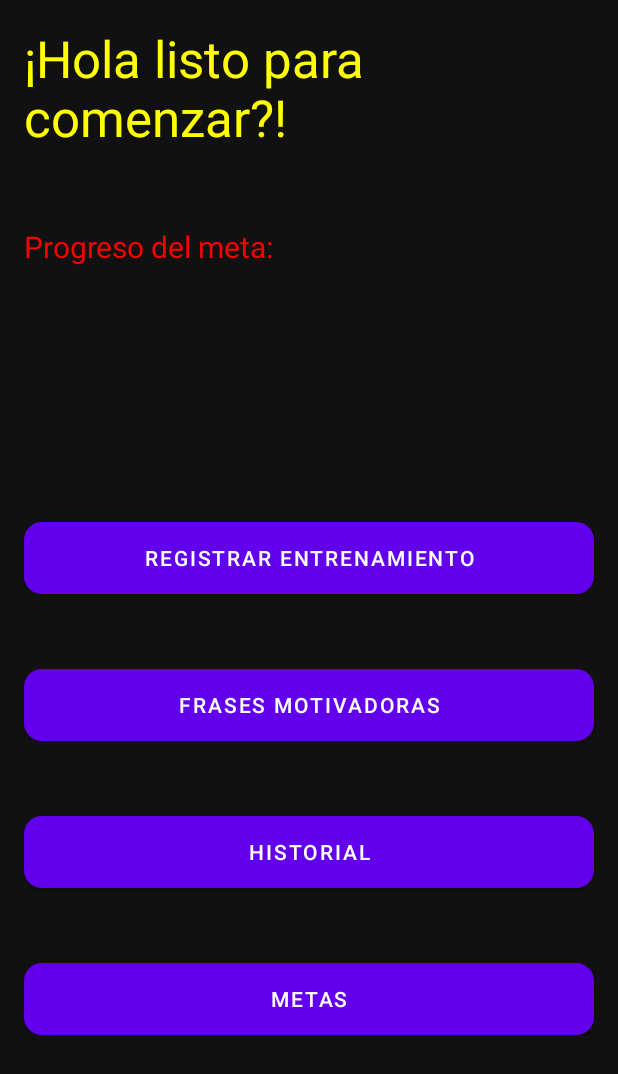
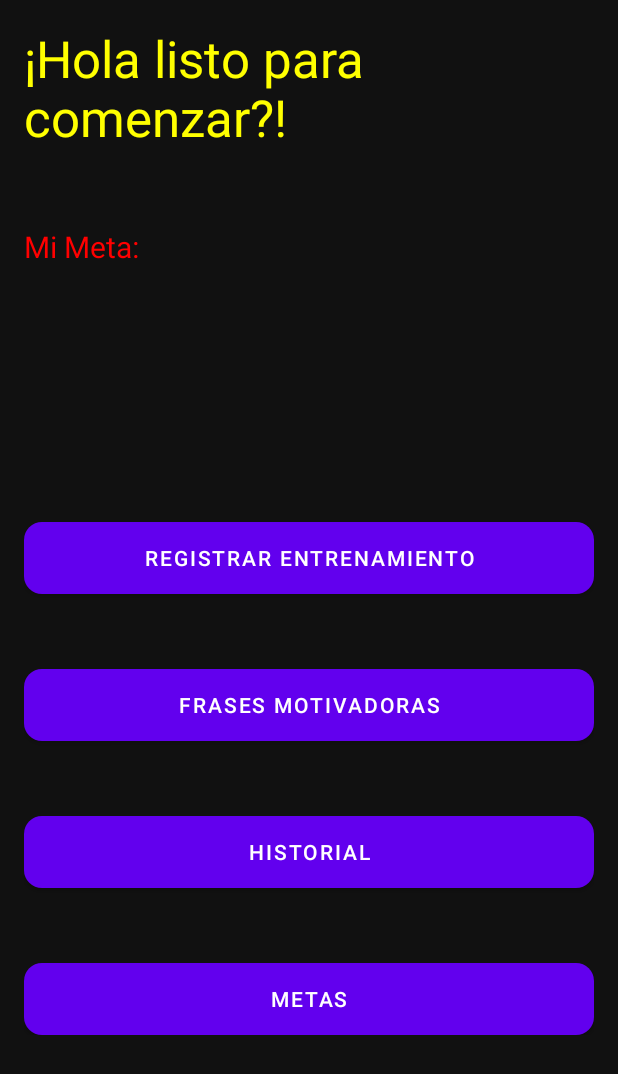
Before and after one commit to alosslessdev/Parcial1ds6, an Android app: the layout activity_pantalla_principal.xml on its own in the app's theme, with its tools: preview values and no code run, on a phone screen of 412 x 824 dp. Shown: the top 1074 px of the screen. Run offline under Robolectric (Android 15) with nearby library versions, the phone set to English and light mode, and no system bars.

Commit message:
ajustes de errores rojos2

```diff
--- a/app/src/main/res/layout/activity_pantalla_principal.xml
+++ b/app/src/main/res/layout/activity_pantalla_principal.xml
@@ -25,7 +25,7 @@
             android:layout_height="match_parent"
             android:id="@+id/textMeta"
             android:textSize="20sp"
-            android:text="Progreso del meta:"
+            android:text="Mi Meta:"
             android:textColor="#FF0000"
             android:layout_marginBottom="170dp"/>
 
```
